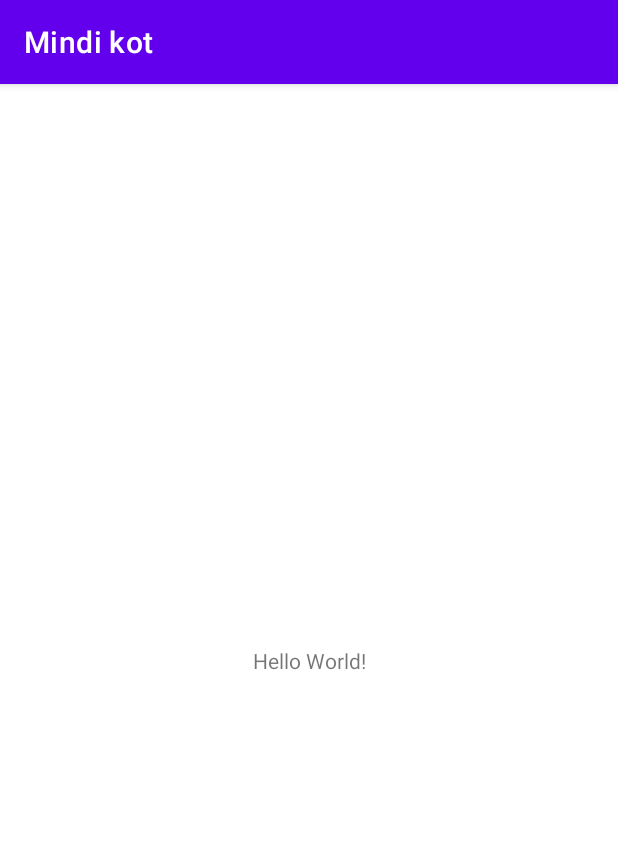
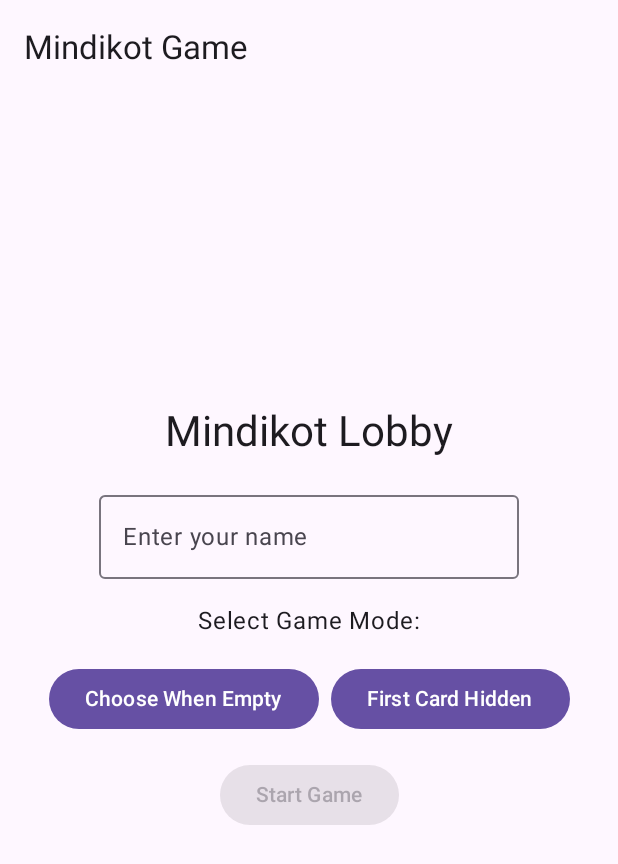
Before and after one commit to roguetitan1703/Mindikot, an Android app built with Jetpack Compose: the screen it shows after launch (MainActivity), on a phone screen of 412 x 824 dp. Shown: the top 864 px of the screen. Run offline under Robolectric (Android 15) with nearby library versions, the phone set to English and light mode, and no system bars; 2 statements that could not run were skipped.

Commit message:
[update]
ui init

```diff
--- a/app/src/main/java/com/example/mindikot/MainActivity.kt
+++ b/app/src/main/java/com/example/mindikot/MainActivity.kt
@@ -1,34 +1,52 @@
 package com.example.mindikot
 
-import androidx.appcompat.app.AppCompatActivity
 import android.os.Bundle
-import android.widget.TextView
-import com.example.mindikot.databinding.ActivityMainBinding
+import androidx.activity.ComponentActivity
+import androidx.activity.compose.setContent
+import androidx.compose.material3.*
+import androidx.compose.runtime.*
+import androidx.navigation.compose.rememberNavController
+import com.example.mindikot.ui.MainNavHost
+import com.example.mindikot.ui.theme.MindikotTheme
+import androidx.compose.ui.tooling.preview.Preview
 
-class MainActivity : AppCompatActivity() {
+class MainActivity : ComponentActivity() {
 
-    private lateinit var binding: ActivityMainBinding
-
-    override fun onCreate(savedInstanceState: Bundle?) {
-        super.onCreate(savedInstanceState)
-
-        binding = ActivityMainBinding.inflate(layoutInflater)
-        setContentView(binding.root)
-
-        // Example of a call to a native method
-        binding.sampleText.text = stringFromJNI()
-    }
-
-    /**
-     * A native method that is implemented by the 'mindikot' native library,
-     * which is packaged with this application.
-     */
     external fun stringFromJNI(): String
 
     companion object {
-        // Used to load the 'mindikot' library on application startup.
         init {
             System.loadLibrary("mindikot")
         }
     }
+
+    @OptIn(ExperimentalMaterial3Api::class) // Add the OptIn annotation here
+    override fun onCreate(savedInstanceState: Bundle?) {
+        super.onCreate(savedInstanceState)
+
+        setContent {
+            MindikotTheme {
+                val navController = rememberNavController()
+
+                // Instead of using remember, just call stringFromJNI directly
+                var nativeText by remember { mutableStateOf("") }
+
+                // Use LaunchedEffect to handle the side-effect of calling stringFromJNI
+                LaunchedEffect(Unit) {
+                    nativeText = stringFromJNI() // This will run once during composition
+                }
+
+                Scaffold(
+                    topBar = {
+                        TopAppBar(
+                            title = { Text("Mindikot Game") },
+                            colors = TopAppBarDefaults.mediumTopAppBarColors()
+                        )
+                    }
+                ) { padding ->
+                    MainNavHost(navController = navController)
+                }
+            }
+        }
+    }
 }
--- /dev/null
+++ b/app/src/main/java/com/example/mindikot/ui/navigation/MainNavHost.kt
@@ -0,0 +1,18 @@
+package com.example.mindikot.ui
+
+import androidx.compose.runtime.Composable
+import androidx.navigation.NavHostController
+import androidx.navigation.compose.NavHost
+import androidx.navigation.compose.composable
+import com.example.mindikot.ui.screens.GameScreen
+import com.example.mindikot.ui.screens.LobbyScreen
+import com.example.mindikot.ui.screens.ResultScreen
+
+@Composable
+fun MainNavHost(navController: NavHostController) {
+    NavHost(navController, startDestination = "lobby") {
+        composable("lobby") { LobbyScreen(navController) }
+        composable("game") { GameScreen(navController) }
+        composable("result") { ResultScreen(navController) }
+    }
+}
--- /dev/null
+++ b/app/src/main/java/com/example/mindikot/ui/screens/LobbyScreen.kt
@@ -0,0 +1,48 @@
+package com.example.mindikot.ui.screens
+
+import androidx.compose.foundation.layout.*
+import androidx.compose.material3.*
+import androidx.compose.runtime.*
+import androidx.compose.ui.Alignment
+import androidx.compose.ui.Modifier
+import androidx.compose.ui.unit.dp
+import androidx.navigation.NavController
+
+@Composable
+fun LobbyScreen(navController: NavController) {
+    var playerName by remember { mutableStateOf("") }
+    var gameMode by remember { mutableStateOf("CHOOSE_WHEN_EMPTY") }
+
+    Column(
+        modifier = Modifier
+            .fillMaxSize()
+            .padding(24.dp),
+        verticalArrangement = Arrangement.spacedBy(16.dp, Alignment.CenterVertically),
+        horizontalAlignment = Alignment.CenterHorizontally
+    ) {
+        Text("Mindikot Lobby", style = MaterialTheme.typography.headlineMedium)
+
+        OutlinedTextField(
+            value = playerName,
+            onValueChange = { playerName = it },
+            label = { Text("Enter your name") }
+        )
+
+        Text("Select Game Mode:")
+        Row(horizontalArrangement = Arrangement.spacedBy(8.dp)) {
+            Button(onClick = { gameMode = "CHOOSE_WHEN_EMPTY" }) {
+                Text("Choose When Empty")
+            }
+            Button(onClick = { gameMode = "FIRST_CARD_HIDDEN" }) {
+                Text("First Card Hidden")
+            }
+        }
+
+        Button(
+            onClick = { navController.navigate("game") },
+            enabled = playerName.isNotBlank()
+        ) {
+            Text("Start Game")
+        }
+    }
+}
--- /dev/null
+++ b/app/src/main/java/com/example/mindikot/ui/theme/Color.kt
@@ -0,0 +1,11 @@
+package com.example.mindikot.ui.theme
+
+import androidx.compose.ui.graphics.Color
+
+val Purple80 = Color(0xFFD0BCFF)
+val PurpleGrey80 = Color(0xFFCCC2DC)
+val Pink80 = Color(0xFFEFB8C8)
+
+val Purple40 = Color(0xFF6650a4)
+val PurpleGrey40 = Color(0xFF625b71)
+val Pink40 = Color(0xFF7D5260)
--- /dev/null
+++ b/app/src/main/java/com/example/mindikot/ui/theme/Theme.kt
@@ -0,0 +1,24 @@
+package com.example.mindikot.ui.theme
+
+import androidx.compose.foundation.isSystemInDarkTheme
+import androidx.compose.material3.*
+import androidx.compose.runtime.Composable
+import androidx.compose.ui.platform.LocalContext
+
+private val LightColors = lightColorScheme(
+    primary = Purple40,
+    secondary = PurpleGrey40,
+    tertiary = Pink40
+)
+
+@Composable
+fun MindikotTheme(
+    useDarkTheme: Boolean = isSystemInDarkTheme(),
+    content: @Composable () -> Unit
+) {
+    MaterialTheme(
+        colorScheme = LightColors,
+        typography = Typography(),
+        content = content
+    )
+}
--- a/build.gradle.kts
+++ b/build.gradle.kts
@@ -2,4 +2,5 @@
 plugins {
     alias(libs.plugins.android.application) apply false
     alias(libs.plugins.kotlin.android) apply false
+    alias(libs.plugins.kotlin.compose) apply false
 }
--- a/gradle/libs.versions.toml
+++ b/gradle/libs.versions.toml
@@ -8,6 +8,8 @@ espressoCore = "3.5.1"
 appcompat = "1.6.1"
 material = "1.10.0"
 constraintlayout = "2.1.4"
+uiToolingPreviewAndroid = "1.7.8"
+uiTooling = "1.7.8"
 
 [libraries]
 androidx-core-ktx = { group = "androidx.core", name = "core-ktx", version.ref = "coreKtx" }
@@ -17,7 +19,10 @@ androidx-espresso-core = { group = "androidx.test.espresso", name = "espresso-co
 androidx-appcompat = { group = "androidx.appcompat", name = "appcompat", version.ref = "appcompat" }
 material = { group = "com.google.android.material", name = "material", version.ref = "material" }
 androidx-constraintlayout = { group = "androidx.constraintlayout", name = "constraintlayout", version.ref = "constraintlayout" }
+androidx-ui-tooling-preview-android = { group = "androidx.compose.ui", name = "ui-tooling-preview-android", version.ref = "uiToolingPreviewAndroid" }
+androidx-ui-tooling = { group = "androidx.compose.ui", name = "ui-tooling", version.ref = "uiTooling" }
 
 [plugins]
 android-application = { id = "com.android.application", version.ref = "agp" }
 kotlin-android = { id = "org.jetbrains.kotlin.android", version.ref = "kotlin" }
+kotlin-compose = { id = "org.jetbrains.kotlin.plugin.compose", version.ref = "kotlin" }
```
Also changed, not shown: app/build.gradle.kts (+20 -7 lines), app/src/main/java/com/example/mindikot/ui/screens/GameScreen.kt (added, +38 -0 lines), app/src/main/java/com/example/mindikot/ui/screens/ResultScreen.kt (added, +28 -0 lines), 5 other files.
